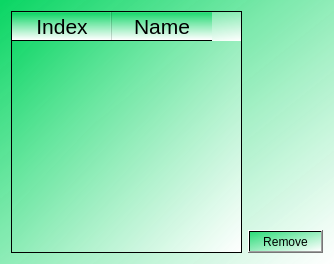
Before: the Qt Designer form Table.ui in cooolallen/Face-recognition-with-User-interface, drawn with Qt 5.
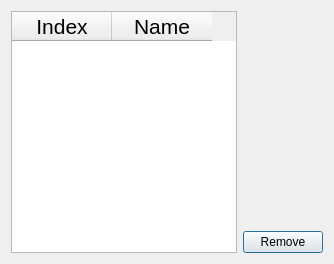
After: the same form once the commit is applied. Icons and pictures are not drawn.

```diff
--- a/Table.ui
+++ b/Table.ui
@@ -14,7 +14,9 @@
    <string>Dialog</string>
   </property>
   <property name="styleSheet">
-   <string notr="true">background:qlineargradient(spread:pad, x1:0, y1:0.017, x2:1, y2:1, stop:0 rgba(0, 212, 93, 202), stop:1 rgba(255, 255, 255, 255))</string>
+   <string notr="true">Table{
+background:url(./figures/background.jpg);
+}</string>
   </property>
   <layout class="QGridLayout" name="gridLayout_2">
    <item row="0" column="0">
```
